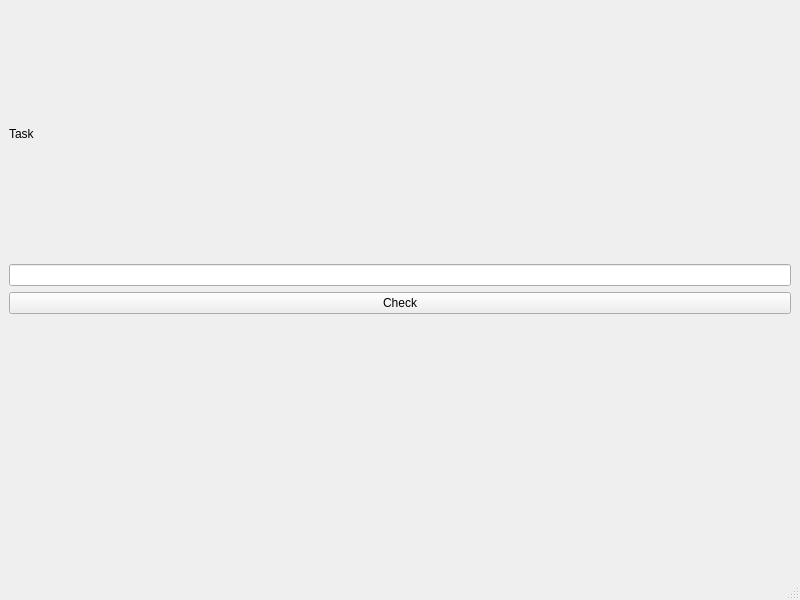
Qt form mainwindow.ui (jstiller05-crypto/Mathe-trainer) before a commit.
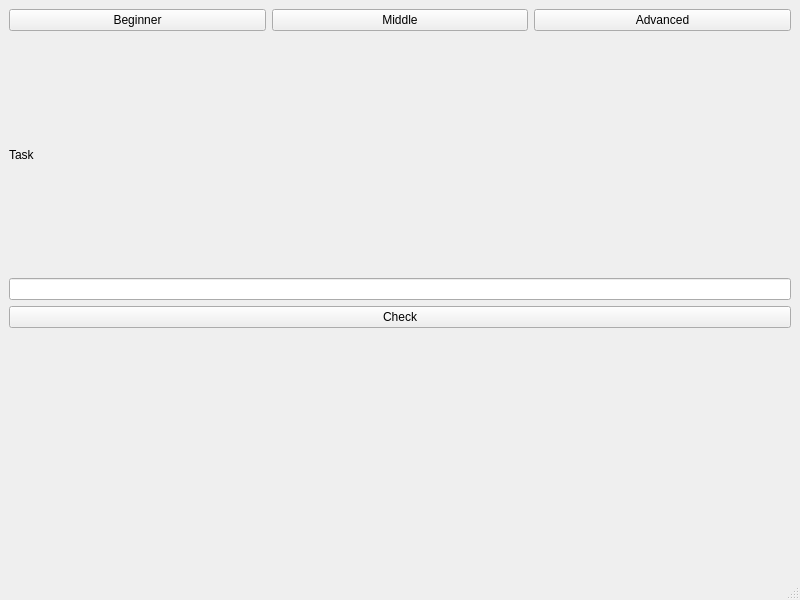
The same form after that commit.

```diff
--- a/mainwindow.ui
+++ b/mainwindow.ui
@@ -8,6 +8,13 @@
   <property name="windowTitle"><string>Mathe Trainer</string></property>
   <widget class="QWidget" name="centralwidget">
    <layout class="QVBoxLayout" name="verticalLayout">
+    <item>
+     <layout class="QHBoxLayout" name="difficultyLayout">
+      <item><widget class="QPushButton" name="beginnerButton"><property name="text"><string>Beginner</string></property></widget></item>
+      <item><widget class="QPushButton" name="middleButton"><property name="text"><string>Middle</string></property></widget></item>
+      <item><widget class="QPushButton" name="advancedButton"><property name="text"><string>Advanced</string></property></widget></item>
+     </layout>
+    </item>
     <item><widget class="QLabel" name="taskLabel"><property name="text"><string>Task</string></property></widget></item>
     <item><widget class="QLineEdit" name="answerEdit"/></item>
     <item><widget class="QPushButton" name="checkButton"><property name="text"><string>Check</string></property></widget></item>
```
